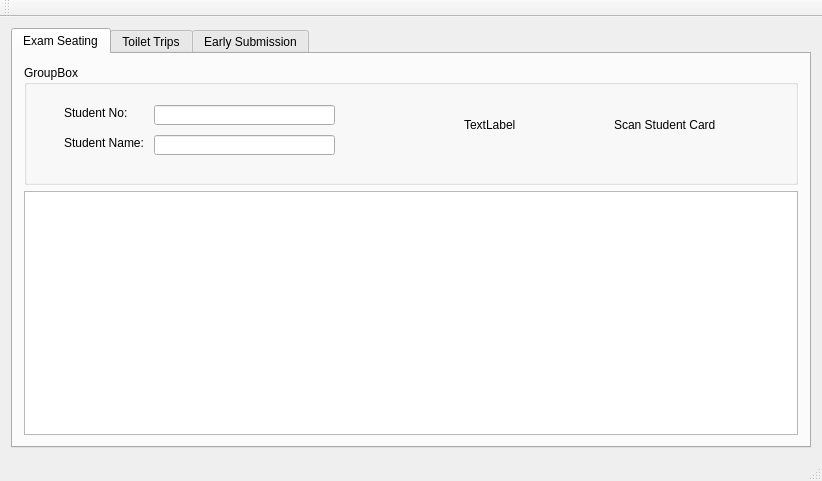
The window that Exam_kiosk/mainwindow.ui (qinjie/Exam-Kiosk) describes before a commit, drawn with Qt 5.
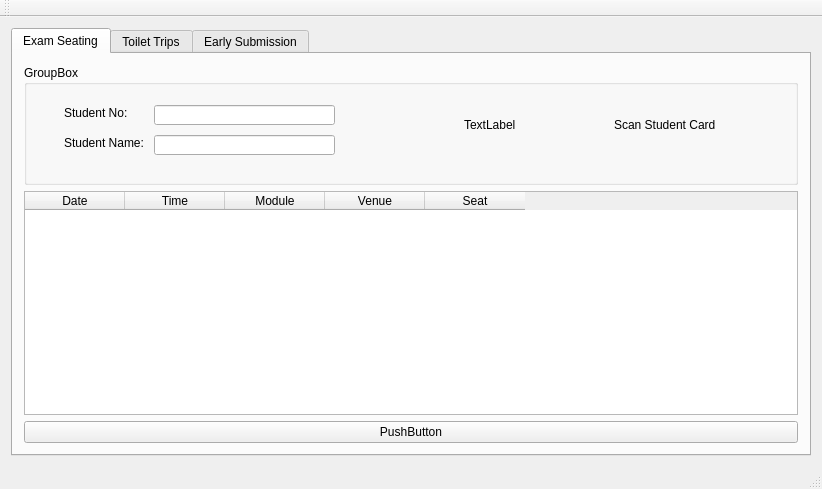
The same window after the commit.

The edit to the form file:
```diff
--- a/Exam_kiosk/mainwindow.ui
+++ b/Exam_kiosk/mainwindow.ui
@@ -6,8 +6,8 @@
    <rect>
     <x>0</x>
     <y>0</y>
-    <width>800</width>
-    <height>480</height>
+    <width>818</width>
+    <height>489</height>
    </rect>
   </property>
   <property name="windowTitle">
@@ -117,7 +117,49 @@
          </widget>
         </item>
         <item>
-         <widget class="QTableWidget" name="seatTableWidget"/>
+         <widget class="QTableWidget" name="seatTableWidget">
+          <property name="enabled">
+           <bool>true</bool>
+          </property>
+          <property name="sizePolicy">
+           <sizepolicy hsizetype="Expanding" vsizetype="Expanding">
+            <horstretch>0</horstretch>
+            <verstretch>0</verstretch>
+           </sizepolicy>
+          </property>
+          <column>
+           <property name="text">
+            <string>Date</string>
+           </property>
+          </column>
+          <column>
+           <property name="text">
+            <string>Time</string>
+           </property>
+          </column>
+          <column>
+           <property name="text">
+            <string>Module</string>
+           </property>
+          </column>
+          <column>
+           <property name="text">
+            <string>Venue</string>
+           </property>
+          </column>
+          <column>
+           <property name="text">
+            <string>Seat</string>
+           </property>
+          </column>
+         </widget>
+        </item>
+        <item>
+         <widget class="QPushButton" name="pushButton">
+          <property name="text">
+           <string>PushButton</string>
+          </property>
+         </widget>
         </item>
        </layout>
       </widget>
```
Left out of the diff: 2 changed lines with no effect on the pictures.
